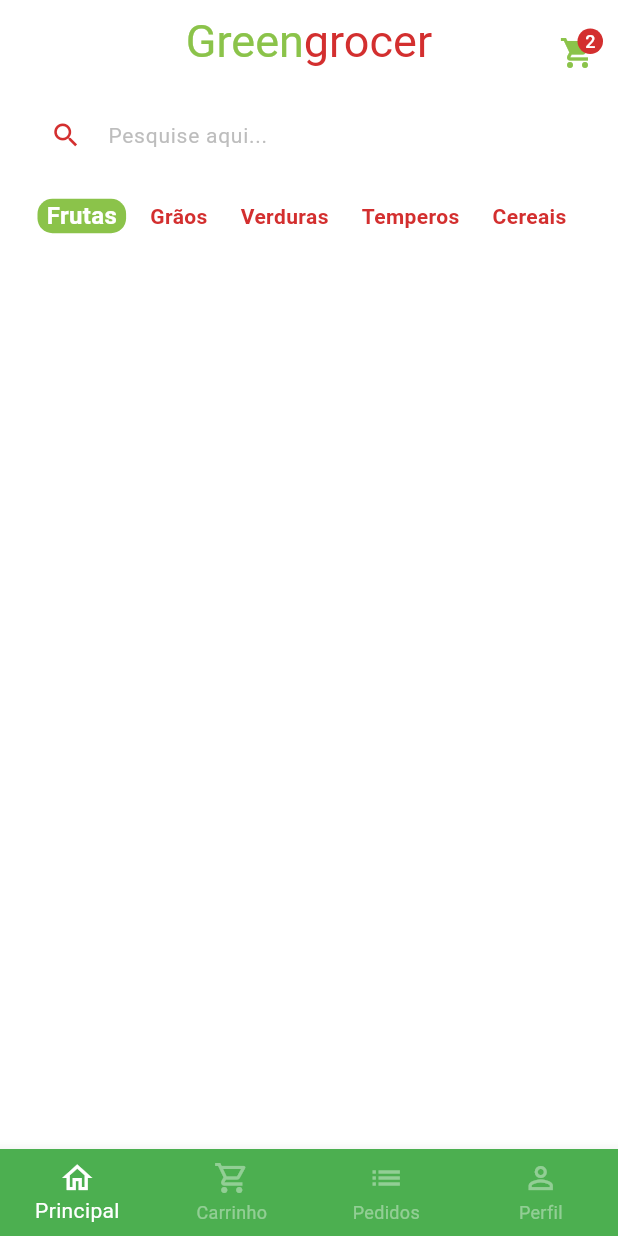
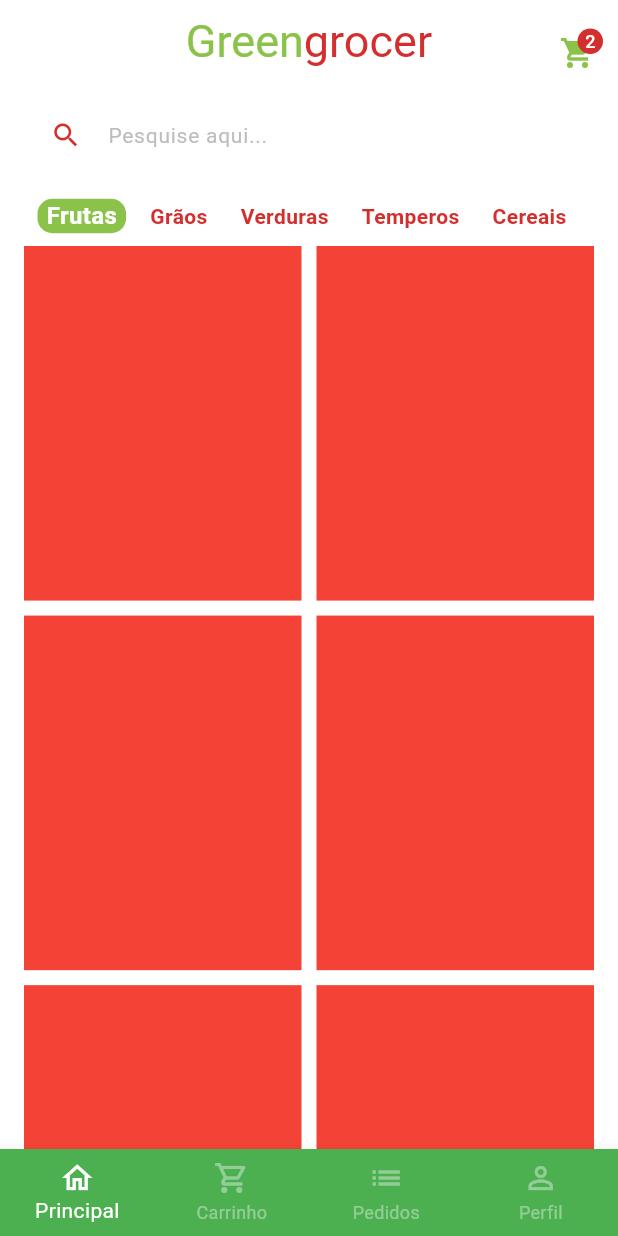
Before and after one commit to EduardoGomesSa/bluegrocer, a Flutter app: the screen it shows after launch, after a tap on "Entrar", on a phone screen of 412 x 824 dp. Run offline on Flutter 3.47's test engine with Material 3 defaults, Android fonts, the phone set to English and light mode, and no system bars; our stand-ins replace animated_text_kit, mask_text_input_formatter.

Commit message:
criação do esboço dos carts na hometab

```diff
--- a/lib/main.dart
+++ b/lib/main.dart
@@ -1,4 +1,4 @@
-import 'package:bluegrocer/src/auth/sign_in_screen.dart';
+import 'package:bluegrocer/src/pages/auth/sign_in_screen.dart';
 import 'package:flutter/material.dart';
 
 void main() {
--- a/lib/src/auth/components/custom_text_field.dart
+++ b/lib/src/pages/auth/components/custom_text_field.dart
@@ -24,7 +24,6 @@ class _CustomTextFieldState extends State<CustomTextField> {
 
   @override
   void initState() {
-    // TODO: implement initState
     super.initState();
 
     isObscure = widget.isSecret;
--- a/lib/src/auth/sign_in_screen.dart
+++ b/lib/src/pages/auth/sign_in_screen.dart
@@ -1,8 +1,8 @@
 import 'package:animated_text_kit/animated_text_kit.dart';
-import 'package:bluegrocer/src/auth/components/custom_text_field.dart';
-import 'package:bluegrocer/src/auth/sign_up_screen.dart';
-import 'package:bluegrocer/src/base/base_screen.dart';
+import 'package:bluegrocer/src/pages/auth/components/custom_text_field.dart';
+import 'package:bluegrocer/src/pages/auth/sign_up_screen.dart';
 import 'package:bluegrocer/src/config/custom_colors.dart';
+import 'package:bluegrocer/src/pages/home/base/base_screen.dart';
 import 'package:flutter/material.dart';
 
 class SignInScreen extends StatelessWidget {
@@ -102,7 +102,7 @@ class SignInScreen extends StatelessWidget {
                         onPressed: () {
                           Navigator.of(context).pushReplacement(
                             MaterialPageRoute(builder: (c){
-                              return BaseScreen();
+                              return const BaseScreen();
                             })
                           );
                         },
--- a/lib/src/auth/sign_up_screen.dart
+++ b/lib/src/pages/auth/sign_up_screen.dart
@@ -1,4 +1,4 @@
-import 'package:bluegrocer/src/auth/components/custom_text_field.dart';
+import 'package:bluegrocer/src/pages/auth/components/custom_text_field.dart';
 import 'package:bluegrocer/src/config/custom_colors.dart';
 import 'package:flutter/material.dart';
 import 'package:mask_text_input_formatter/mask_text_input_formatter.dart';
--- a/lib/src/base/base_screen.dart
+++ b/lib/src/pages/base/base_screen.dart
@@ -1,4 +1,4 @@
-import 'package:bluegrocer/src/home/home_tab.dart';
+import 'package:bluegrocer/src/pages/home/home_tab.dart';
 import 'package:flutter/material.dart';
 
 class BaseScreen extends StatefulWidget {
@@ -19,7 +19,7 @@ class _BaseScreenState extends State<BaseScreen> {
         physics: const NeverScrollableScrollPhysics(),
         controller: pageController,
         children: [
-          HomeTab(),
+          const HomeTab(),
           Container(color:Colors.yellow),
           Container(color:Colors.blue),
           Container(color:Colors.pink),
--- /dev/null
+++ b/lib/src/pages/home/base/base_screen.dart
@@ -0,0 +1,61 @@
+import 'package:bluegrocer/src/pages/home/home_tab.dart';
+import 'package:flutter/material.dart';
+
+class BaseScreen extends StatefulWidget {
+  const BaseScreen({super.key});
+
+  @override
+  State<BaseScreen> createState() => _BaseScreenState();
+}
+
+class _BaseScreenState extends State<BaseScreen> {
+  int currentIndex = 0;
+  final pageController = PageController();
+
+  @override
+  Widget build(BuildContext context) {
+    return Scaffold(
+      body: PageView(
+        physics: const NeverScrollableScrollPhysics(),
+        controller: pageController,
+        children: [
+          const HomeTab(),
+          Container(color:Colors.yellow),
+          Container(color:Colors.blue),
+          Container(color:Colors.pink),
+        ],
+      ),
+      bottomNavigationBar: BottomNavigationBar(
+        currentIndex: currentIndex,
+        onTap: (index){
+          setState(() {
+            currentIndex = index;
+            pageController.jumpToPage(index);
+          });
+        },
+        type: BottomNavigationBarType.fixed,
+        backgroundColor: Colors.green,
+        selectedItemColor: Colors.white,
+        unselectedItemColor: Colors.white.withAlpha(100),
+        items: const [
+          BottomNavigationBarItem(
+            icon: Icon(Icons.home_outlined),
+            label: 'Principal',
+          ),
+          BottomNavigationBarItem(
+            icon: Icon(Icons.shopping_cart_outlined),
+            label: 'Carrinho',
+          ),
+          BottomNavigationBarItem(
+            icon: Icon(Icons.list),
+            label: 'Pedidos',
+          ),
+          BottomNavigationBarItem(
+            icon: Icon(Icons.person_outline),
+            label: 'Perfil',
+          ),
+        ],
+      ),
+    );
+  }
+}
--- a/lib/src/home/home_tab.dart
+++ b/lib/src/pages/home/home_tab.dart
@@ -1,23 +1,16 @@
 import 'package:bluegrocer/src/config/custom_colors.dart';
-import 'package:bluegrocer/src/home/components/category_tile.dart';
+import 'package:bluegrocer/src/pages/home/components/category_tile.dart';
 import 'package:flutter/material.dart';
+import 'package:bluegrocer/src/config/app_data.dart' as app_data;
 
 class HomeTab extends StatefulWidget {
-  HomeTab({super.key});
+  const HomeTab({super.key});
 
   @override
   State<HomeTab> createState() => _HomeTabState();
 }
 
 class _HomeTabState extends State<HomeTab> {
-  List<String> categories = [
-    'Frutas',
-    'Grãos',
-    'Verduras',
-    'Temperos',
-    'Cereais',
-  ];
-
   String selectedCategory = 'Frutas';
 
   @override
@@ -115,11 +108,11 @@ class _HomeTabState extends State<HomeTab> {
               scrollDirection: Axis.horizontal,
               itemBuilder: (_, index) {
                 return CategoryTile(
-                  category: categories[index],
-                  isSelected: categories[index] == selectedCategory,
-                  onPressed: (){
+                  category: app_data.categories[index],
+                  isSelected: app_data.categories[index] == selectedCategory,
+                  onPressed: () {
                     setState(() {
-                      selectedCategory = categories[index];
+                      selectedCategory = app_data.categories[index];
                     });
                   },
                 );
@@ -127,10 +120,26 @@ class _HomeTabState extends State<HomeTab> {
               separatorBuilder: (_, index) => const SizedBox(
                 width: 10,
               ),
-              itemCount: categories.length,
+              itemCount: app_data.categories.length,
             ),
-          )
+          ),
           // grid
+          Expanded(
+            child: GridView.builder(
+              padding: const EdgeInsets.fromLTRB(16, 0, 16, 16),
+              physics: const BouncingScrollPhysics(),
+              gridDelegate: const SliverGridDelegateWithFixedCrossAxisCount(
+                crossAxisCount: 2,
+                mainAxisSpacing: 10,
+                crossAxisSpacing: 10,
+                childAspectRatio: 9 / 11.5,
+              ),
+              itemCount: app_data.items.length,
+              itemBuilder: (_, index){
+                return Container(color: Colors.red);
+              },
+            ),
+          ),
         ],
       ),
     );
--- a/pubspec.yaml
+++ b/pubspec.yaml
@@ -61,8 +61,8 @@ flutter:
   uses-material-design: true
 
   # To add assets to your application, add an assets section, like this:
-  # assets:
-  #   - images/a_dot_burr.jpeg
+  assets:
+    - assets/fruits/
   #   - images/a_dot_ham.jpeg
 
   # An image asset can refer to one or more resolution-specific "variants", see
```
Also changed, not shown: lib/src/config/app_data.dart (added, +73 -0 lines), lib/src/models/item_model.dart (added, +15 -0 lines), assets/fruits/apple.png (added), assets/fruits/grape.png (added), assets/fruits/guava.png (added), assets/fruits/kiwi.png (added), assets/fruits/mango.png (added), assets/fruits/papaya.png (added), lib/src/pages/home/components/category_tile.dart (renamed from lib/src/home/components/category_tile.dart).
